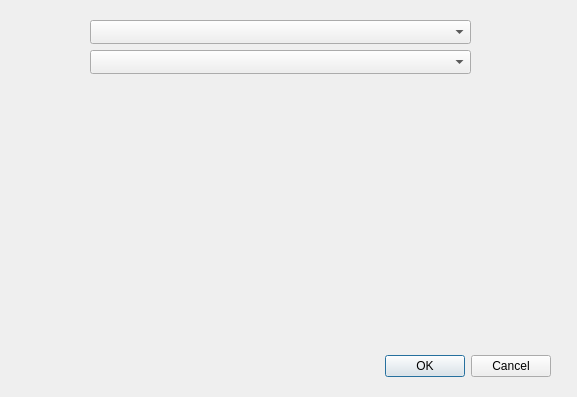
First picture: the form in CollegeTouring/modifysouvenirs.ui, repository Ykhan799/CollegeTouringS21, before the edit.
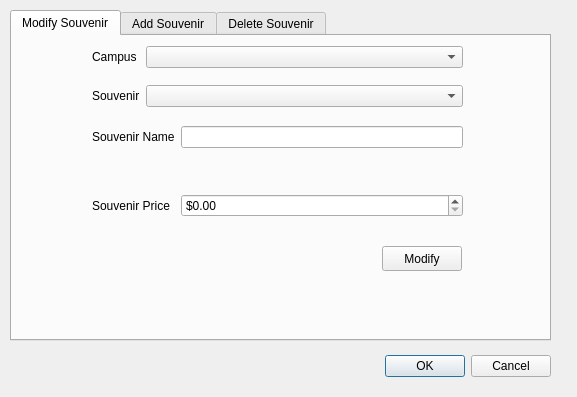
Second picture: the form after the edit.

Diff of the .ui file:
```diff
--- a/CollegeTouring/modifysouvenirs.ui
+++ b/CollegeTouring/modifysouvenirs.ui
@@ -29,25 +29,143 @@
     <set>QDialogButtonBox::Cancel|QDialogButtonBox::Ok</set>
    </property>
   </widget>
-  <widget class="QComboBox" name="campusSouvenirComboBox">
+  <widget class="QTabWidget" name="addModifyTabs">
    <property name="geometry">
     <rect>
-     <x>90</x>
-     <y>20</y>
-     <width>381</width>
-     <height>24</height>
+     <x>10</x>
+     <y>10</y>
+     <width>541</width>
+     <height>331</height>
     </rect>
    </property>
-  </widget>
-  <widget class="QComboBox" name="souvenirNameComboBox">
-   <property name="geometry">
-    <rect>
-     <x>90</x>
-     <y>50</y>
-     <width>381</width>
-     <height>24</height>
-    </rect>
+   <property name="currentIndex">
+    <number>0</number>
    </property>
+   <widget class="QWidget" name="modTab">
+    <attribute name="title">
+     <string>Modify Souvenir</string>
+    </attribute>
+    <widget class="QWidget" name="formLayoutWidget">
+     <property name="geometry">
+      <rect>
+       <x>80</x>
+       <y>10</y>
+       <width>371</width>
+       <height>61</height>
+      </rect>
+     </property>
+     <layout class="QFormLayout" name="formLayout">
+      <item row="0" column="1">
+       <widget class="QComboBox" name="campusSouvenirComboBox"/>
+      </item>
+      <item row="2" column="1">
+       <widget class="QComboBox" name="souvenirNameComboBox"/>
+      </item>
+      <item row="0" column="0">
+       <widget class="QLabel" name="label">
+        <property name="text">
+         <string>Campus</string>
+        </property>
+       </widget>
+      </item>
+      <item row="2" column="0">
+       <widget class="QLabel" name="label_2">
+        <property name="text">
+         <string>Souvenir</string>
+        </property>
+       </widget>
+      </item>
+      <item row="1" column="1">
+       <spacer name="verticalSpacer_2">
+        <property name="orientation">
+         <enum>Qt::Vertical</enum>
+        </property>
+        <property name="sizeHint" stdset="0">
+         <size>
+          <width>20</width>
+          <height>40</height>
+         </size>
+        </property>
+       </spacer>
+      </item>
+     </layout>
+    </widget>
+    <widget class="QWidget" name="formLayoutWidget_2">
+     <property name="geometry">
+      <rect>
+       <x>80</x>
+       <y>90</y>
+       <width>371</width>
+       <height>91</height>
+      </rect>
+     </property>
+     <layout class="QFormLayout" name="formLayout_2">
+      <item row="0" column="0">
+       <widget class="QLabel" name="label_3">
+        <property name="text">
+         <string>Souvenir Name</string>
+        </property>
+       </widget>
+      </item>
+      <item row="2" column="0">
+       <widget class="QLabel" name="label_4">
+        <property name="text">
+         <string>Souvenir Price</string>
+        </property>
+       </widget>
+      </item>
+      <item row="0" column="1">
+       <widget class="QLineEdit" name="nameLineEdit"/>
+      </item>
+      <item row="1" column="1">
+       <spacer name="verticalSpacer">
+        <property name="orientation">
+         <enum>Qt::Vertical</enum>
+        </property>
+        <property name="sizeHint" stdset="0">
+         <size>
+          <width>20</width>
+          <height>40</height>
+         </size>
+        </property>
+       </spacer>
+      </item>
+      <item row="2" column="1">
+       <widget class="QDoubleSpinBox" name="priceSpinBox">
+        <property name="prefix">
+         <string>$</string>
+        </property>
+        <property name="maximum">
+         <double>999.990000000000009</double>
+        </property>
+       </widget>
+      </item>
+     </layout>
+    </widget>
+    <widget class="QPushButton" name="pushButton">
+     <property name="geometry">
+      <rect>
+       <x>370</x>
+       <y>210</y>
+       <width>80</width>
+       <height>25</height>
+      </rect>
+     </property>
+     <property name="text">
+      <string>Modify</string>
+     </property>
+    </widget>
+   </widget>
+   <widget class="QWidget" name="addTab">
+    <attribute name="title">
+     <string>Add Souvenir</string>
+    </attribute>
+   </widget>
+   <widget class="QWidget" name="deleteTab">
+    <attribute name="title">
+     <string>Delete Souvenir</string>
+    </attribute>
+   </widget>
   </widget>
  </widget>
  <resources/>
```
